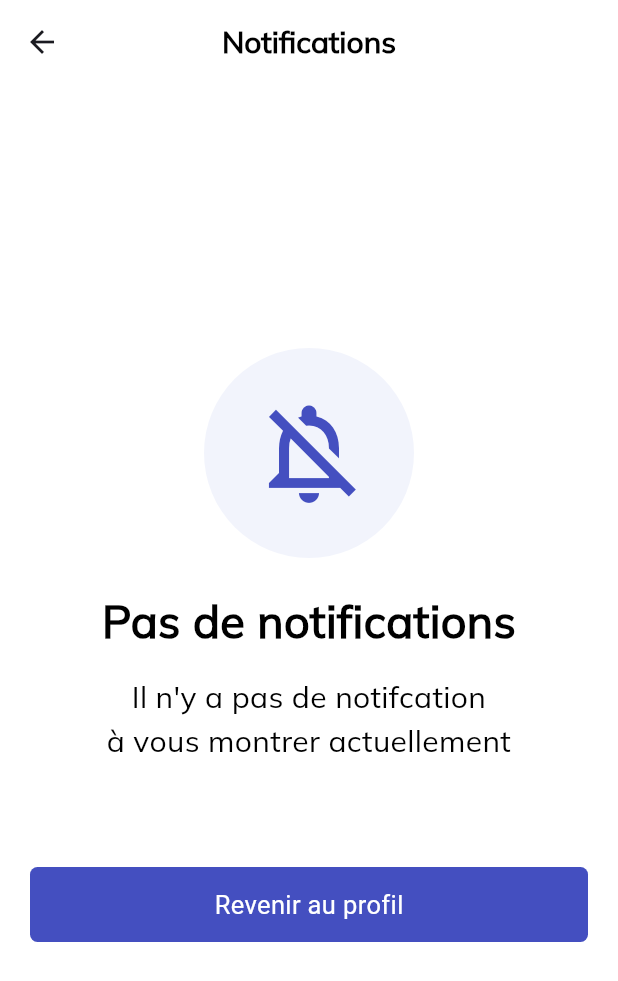
After one commit to navalnorth/ecomApp_flutter, a Flutter app: the Account screen opened directly, after a tap on "Notifications", on a phone screen of 412 x 824 dp. The commit adds this screen. Shown: the top 981 px of the screen. Run offline on Flutter 3.47's test engine with Material 3 defaults, Android fonts, the phone set to English and light mode, and no system bars.

Commit message:
feat:notif

```diff
--- a/lib/app/modules/ProductsPage/view/product_page.dart
+++ b/lib/app/modules/ProductsPage/view/product_page.dart
@@ -187,7 +187,7 @@ class _ProductPageState extends State<ProductPage> {
               children: List.generate(6, (index) {
                 return Container(
                   width: (MediaQuery.of(context).size.width/2)-20,
-                  child: ProductBox("Panjabi", "13 reviews", "30€", "40€"),
+                  child: ProductBox("Panjabi", "13 reviews", "30€", "40€", context),
                 );
               }),
             )
--- a/lib/app/modules/account/view/accout.dart
+++ b/lib/app/modules/account/view/accout.dart
@@ -1,6 +1,7 @@
 import 'package:ecom_app/app/components/space.dart';
 import 'package:ecom_app/app/components/text_components.dart';
 import 'package:ecom_app/app/modules/account/view/edit_profile.dart';
+import 'package:ecom_app/app/modules/account/view/notifications.dart';
 import 'package:ecom_app/utils/colors.dart';
 import 'package:flutter/material.dart';
 
@@ -45,9 +46,14 @@ class _AccountState extends State<Account> {
               ),
             ),
 
-            ListTile(
-              title: TextComponents(txt: "Notifications", textSize: 18,),
-              leading: Icon(Icons.notifications),
+            InkWell(
+              onTap: () {
+                Navigator.push(context, MaterialPageRoute(builder: (context) => NotificationsPage()));
+              },
+              child: ListTile(
+                title: TextComponents(txt: "Notifications", textSize: 18,),
+                leading: Icon(Icons.notifications),
+              ),
             ),
 
             ListTile(
--- /dev/null
+++ b/lib/app/modules/account/view/notifications.dart
@@ -0,0 +1,67 @@
+import 'package:ecom_app/app/components/button_components.dart';
+import 'package:ecom_app/app/components/space.dart';
+import 'package:ecom_app/app/components/text_components.dart';
+import 'package:ecom_app/app/modules/account/view/accout.dart';
+import 'package:ecom_app/utils/colors.dart';
+import 'package:flutter/material.dart';
+
+class NotificationsPage extends StatefulWidget {
+  const NotificationsPage({super.key});
+
+  @override
+  State<NotificationsPage> createState() => _NotificationsPageState();
+}
+
+class _NotificationsPageState extends State<NotificationsPage> {
+  @override
+  Widget build(BuildContext context) {
+    return Scaffold(
+      backgroundColor: Colors.white,
+      appBar: AppBar(
+        backgroundColor: Colors.white,
+        title: TextComponents(txt: "Notifications", fw: FontWeight.bold, textSize: 20,),
+        centerTitle: true,
+      ),
+      body: Center(
+          child: Column(
+            mainAxisAlignment: MainAxisAlignment.center,
+            children: [
+              Row(
+                mainAxisAlignment: MainAxisAlignment.center,
+                children: [
+                  CircleAvatar(
+                    radius: 70,
+                    backgroundColor: homeBg,
+                    child: Center(
+                      child: Icon(Icons.notifications_off_outlined, size: 80, color: mainColor,),
+                    ),
+                  ),
+                ],
+              ),
+              h(20),
+
+              TextComponents(txt: "Pas de notifications", textSize: 30, fw: FontWeight.bold,),
+              h(15),
+
+              Padding(
+                padding: const EdgeInsets.symmetric(horizontal: 30),
+                child: TextComponents(txt: "Il n'y a pas de notifcation \nà vous montrer actuellement", textSize: 20, textAlign: TextAlign.center,),
+              ),
+              h(50),
+
+              Padding(
+                padding: const EdgeInsets.all(20),
+                child: InkWell(
+                  onTap: () {
+                    Navigator.push(context, MaterialPageRoute(builder: (context) => Account()));
+                  },
+                  child: ButtonComponent(textButton: "Revenir au profil", buttonColor: mainColor)
+                ),
+              )
+            ],
+
+          ),
+      ),
+    );
+  }
+}
```
Also changed, not shown: lib/app/modules/ProductsPage/controller/product_page_controller.dart (+11 -5 lines), lib/app/modules/account/view/edit_profile.dart (+31 -0 lines).
